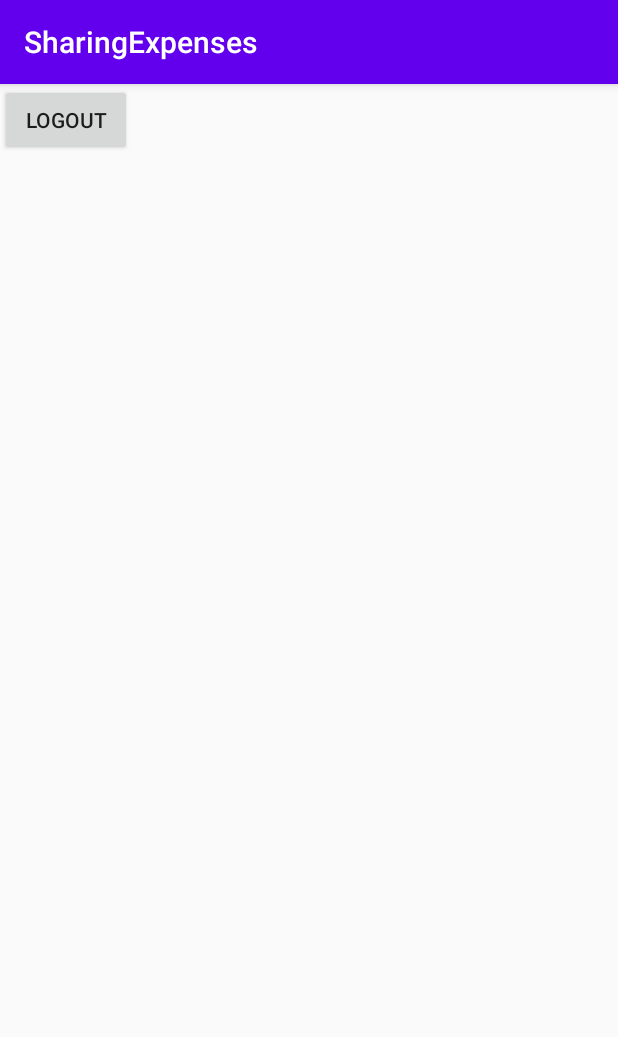
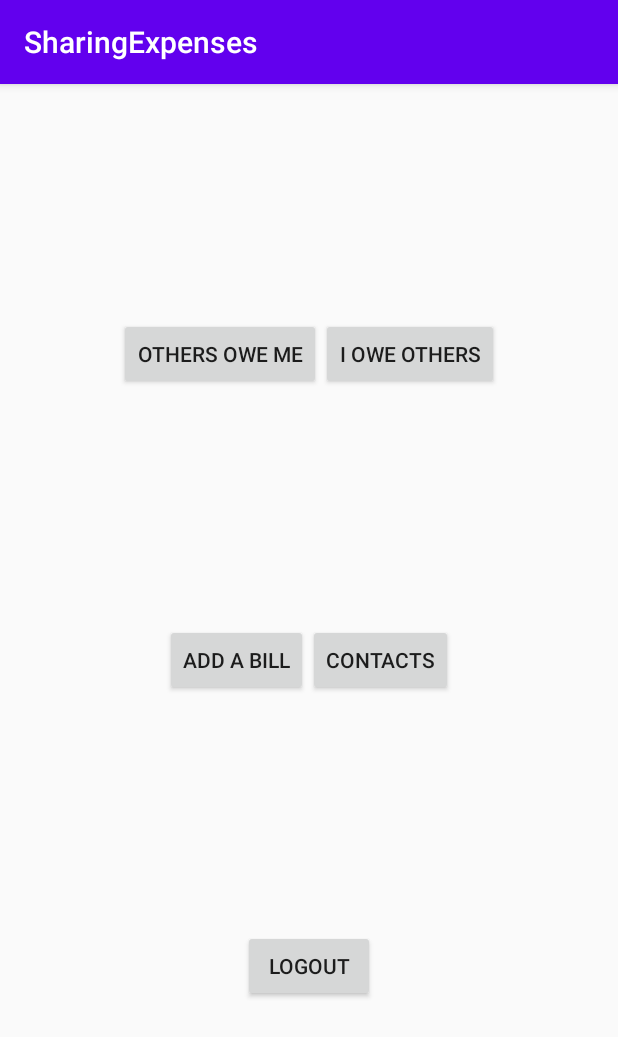
Before and after one commit to S3dany/SharingExpenses, an Android app: the MainPageActivity screen opened directly, with no data from a screen before it, on a phone screen of 412 x 824 dp. Shown: the top 1037 px of the screen. Run offline under Robolectric (Android 15) with nearby library versions, the phone set to English and light mode, and no system bars; our stand-ins replace Firebase (no records; nobody signed in at launch, a user with empty details on screens opened directly).

Commit message:
Added four new buttons to the main page
Buttons:
	mOthersOwe
		Should take the user to a page where they can find the
		information about the amount other people owe them

	mIOwe
		Should take the user to a page where they can find the
		information about the amount they owe to others

	mAddBill
		Should take the user to a page where they can add a new
		bill and split the cost of it with the others

	mContacts
		Should take the user to a page where they can see the
		list of their added contacts, or they can add new ones

```diff
--- a/app/src/main/java/com/example/sharingexpenses/ui/main_page/MainPageActivity.java
+++ b/app/src/main/java/com/example/sharingexpenses/ui/main_page/MainPageActivity.java
@@ -18,7 +18,49 @@ public class MainPageActivity extends AppCompatActivity {
         super.onCreate(savedInstanceState);
         setContentView(R.layout.activity_main_page);
 
+        Button mOthersOwe = findViewById(R.id.othersOwe);
+        Button mIOwe = findViewById(R.id.iOwe);
+        Button mAddBill = findViewById(R.id.addBill);
+        Button mContacts = findViewById(R.id.contacts);
         Button mLogout = findViewById(R.id.logout);
+
+        //click listener for mOtherOwe button
+        mOthersOwe.setOnClickListener(new View.OnClickListener() {
+            @Override
+            public void onClick(View v) {
+//                startActivity(new Intent(getApplicationContext(), /*PLACE HOLDER FOR THE RELEVANT ACTIVITY*/));
+                return;
+            }
+        });
+
+        //click listener for mIOwe button
+        mIOwe.setOnClickListener(new View.OnClickListener() {
+            @Override
+            public void onClick(View v) {
+//                startActivity(new Intent(getApplicationContext(), /*PLACE HOLDER FOR THE RELEVANT ACTIVITY*/));
+                return;
+            }
+        });
+
+        //click listener for mAddBill button
+        mAddBill.setOnClickListener(new View.OnClickListener() {
+            @Override
+            public void onClick(View v) {
+//                startActivity(new Intent(getApplicationContext(), /*PLACE HOLDER FOR THE RELEVANT ACTIVITY*/));
+                return;
+            }
+        });
+
+        //click listener for mContacts button
+        mContacts.setOnClickListener(new View.OnClickListener() {
+            @Override
+            public void onClick(View v) {
+//                startActivity(new Intent(getApplicationContext(), /*PLACE HOLDER FOR THE RELEVANT ACTIVITY*/));
+                return;
+            }
+        });
+
+        //click listener for mLogout button
         mLogout.setOnClickListener(new View.OnClickListener() {
             @Override
             public void onClick(View v) {
--- a/app/src/main/res/layout/activity_main_page.xml
+++ b/app/src/main/res/layout/activity_main_page.xml
@@ -5,10 +5,61 @@
     android:layout_width="match_parent"
     android:layout_height="match_parent"
     tools:context=".ui.main_page.MainPageActivity">
+
+    <LinearLayout
+        android:layout_width="match_parent"
+        android:layout_height="wrap_content"
+        app:layout_constraintBottom_toTopOf="@+id/linearLayout"
+        app:layout_constraintEnd_toEndOf="parent"
+        app:layout_constraintStart_toStartOf="parent"
+        app:layout_constraintTop_toTopOf="parent"
+        android:gravity="center">
+
+        <Button
+            android:id="@+id/othersOwe"
+            android:layout_width="wrap_content"
+            android:layout_height="wrap_content"
+            android:text="others owe me" />
+
+        <Button
+            android:id="@+id/iOwe"
+            android:layout_width="wrap_content"
+            android:layout_height="wrap_content"
+            android:text="I owe others" />
+    </LinearLayout>
+
+    <LinearLayout
+        android:id="@+id/linearLayout"
+        android:layout_width="match_parent"
+        android:layout_height="wrap_content"
+        app:layout_constraintBottom_toBottomOf="parent"
+        app:layout_constraintEnd_toEndOf="parent"
+        app:layout_constraintStart_toStartOf="parent"
+        app:layout_constraintTop_toTopOf="parent"
+        android:gravity="center">
+
+
+        <Button
+            android:id="@+id/addBill"
+            android:layout_width="wrap_content"
+            android:layout_height="wrap_content"
+            android:text="add a bill" />
+
+        <Button
+            android:id="@+id/contacts"
+            android:layout_width="wrap_content"
+            android:layout_height="wrap_content"
+            android:text="contacts" />
+    </LinearLayout>
+
     <Button
+        android:id="@+id/logout"
         android:layout_width="wrap_content"
         android:layout_height="wrap_content"
         android:text="logout"
-        android:id="@+id/logout"/>
+        app:layout_constraintBottom_toBottomOf="parent"
+        app:layout_constraintEnd_toEndOf="parent"
+        app:layout_constraintStart_toStartOf="parent"
+        app:layout_constraintTop_toBottomOf="@+id/linearLayout" />
 
 </androidx.constraintlayout.widget.ConstraintLayout>
```
